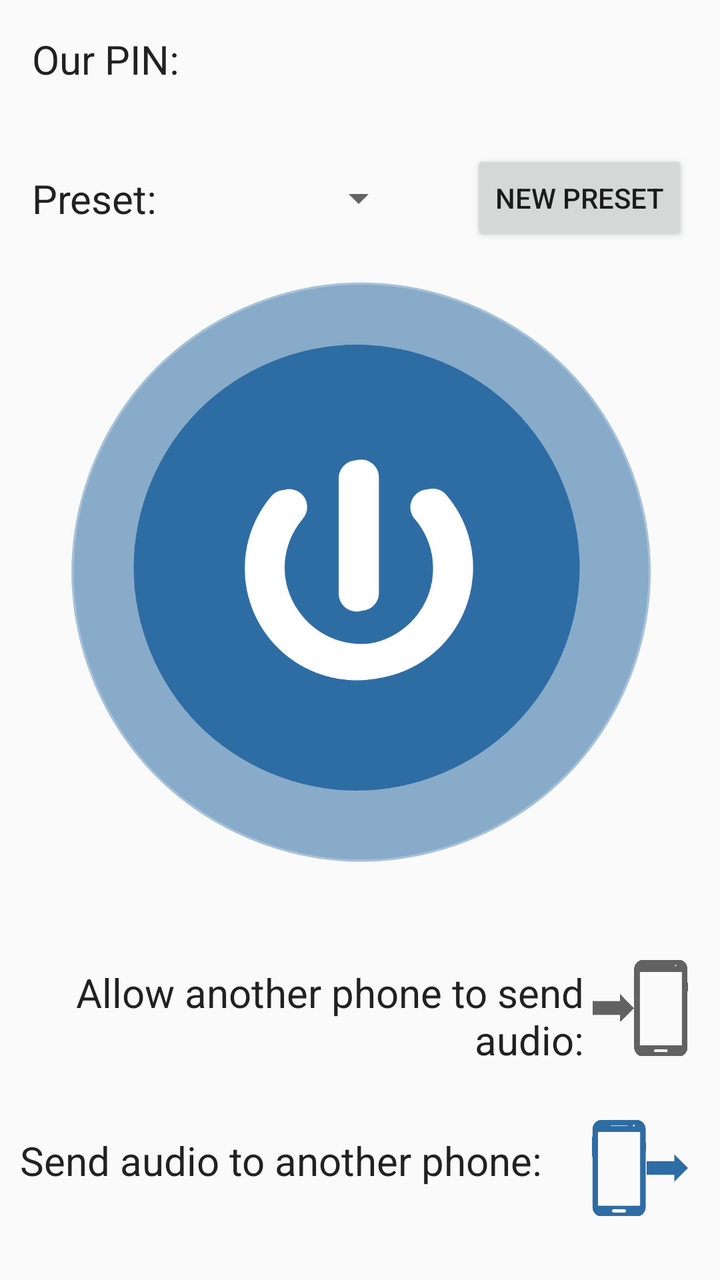
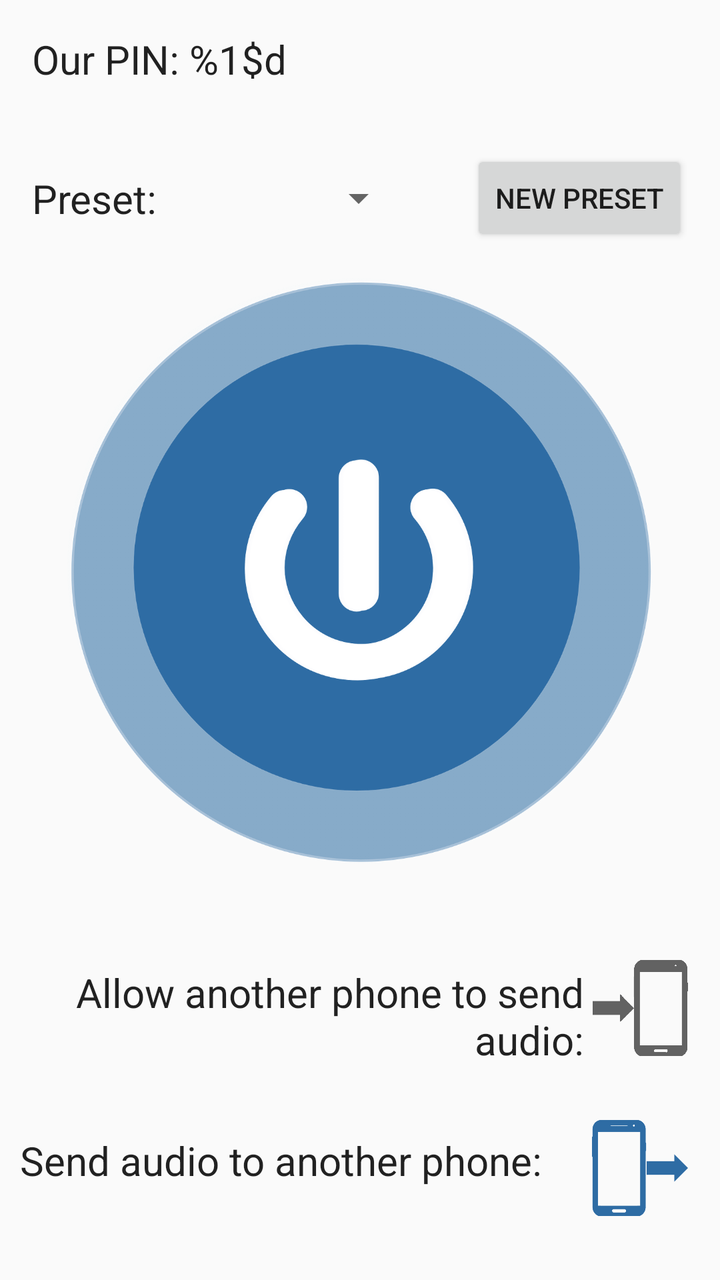

Two renders of the same Android screen: before a commit and after it. Below are the layout's source before the change and the commit's diff.
<!-- AndroidManifest.xml: activity theme AppTheme.NoActionBar -->
<!-- res/layout/activity_main.xml -->
<?xml version="1.0" encoding="utf-8"?>
<android.support.constraint.ConstraintLayout xmlns:android="http://schemas.android.com/apk/res/android"
    xmlns:app="http://schemas.android.com/apk/res-auto"
    xmlns:tools="http://schemas.android.com/tools"
    android:layout_width="match_parent"
    android:layout_height="match_parent"
    tools:context="peterson.ttu.edu.backupaids.activities.MainActivity">

    <TextView
        android:id="@+id/ourPinTextView"
        android:layout_width="wrap_content"
        android:layout_height="wrap_content"
        android:text="Our PIN: "
        android:textSize="20sp"
        android:textAppearance="@android:style/TextAppearance.DeviceDefault"
        android:layout_marginTop="16dp"
        android:layout_marginBottom="16dp"
        android:layout_marginStart="16dp"
        android:layout_marginEnd="16dp"
        app:layout_constraintTop_toTopOf="parent"
        app:layout_constraintBottom_toTopOf="@id/newPresetButton"
        app:layout_constraintLeft_toLeftOf="parent" />

    <TextView
        android:id="@+id/presetLabel"
        android:layout_width="wrap_content"
        android:layout_height="wrap_content"
        android:text="Preset:"
        android:textSize="20sp"
        android:textAppearance="@android:style/TextAppearance.DeviceDefault"
        android:layout_marginTop="16dp"
        android:layout_marginBottom="16dp"
        android:layout_marginStart="16dp"
        android:layout_marginEnd="16dp"
        app:layout_constraintTop_toTopOf="@id/newPresetButton"
        app:layout_constraintBottom_toBottomOf="@+id/newPresetButton"
        app:layout_constraintLeft_toLeftOf="parent"
        app:layout_constraintRight_toLeftOf="@id/presetSpinner"/>

    <Spinner
        android:id="@+id/presetSpinner"
        android:layout_width="0dp"
        android:layout_height="0dp"
        android:layout_marginTop="16dp"
        android:layout_marginBottom="16dp"
        android:layout_marginStart="16dp"
        android:layout_marginEnd="16dp"
        app:layout_constraintHorizontal_weight="1"
        app:layout_constraintTop_toTopOf="@id/newPresetButton"
        app:layout_constraintBottom_toBottomOf="@+id/newPresetButton"
        app:layout_constraintLeft_toRightOf="@id/presetLabel"
        app:layout_constraintRight_toLeftOf="@id/newPresetButton"/>

    <Button
        android:id="@+id/newPresetButton"
        android:layout_width="wrap_content"
        android:layout_height="wrap_content"
        android:onClick="newPreset"
        android:text="New Preset"
        android:layout_marginTop="16dp"
        android:layout_marginBottom="16dp"
        android:layout_marginStart="16dp"
        android:layout_marginEnd="16dp"
        app:layout_constraintTop_toBottomOf="@id/ourPinTextView"
        app:layout_constraintBottom_toTopOf="@id/playSound"
        app:layout_constraintLeft_toRightOf="@id/presetSpinner"
        app:layout_constraintRight_toRightOf="parent" />

    <ImageButton
        android:id="@+id/playSound"
        android:layout_width="0dp"
        android:layout_height="0dp"
        android:adjustViewBounds="false"
        android:background="@android:color/transparent"
        android:onClick="playLocalSound"
        android:scaleType="fitCenter"
        android:src="@drawable/power_button_blue2"
        android:layout_marginTop="16dp"
        android:layout_marginBottom="16dp"
        android:layout_marginStart="16dp"
        android:layout_marginEnd="16dp"
        app:layout_constraintHorizontal_bias="0.6"
        app:layout_constraintBottom_toTopOf="@id/makeDiscoverable"
        app:layout_constraintTop_toBottomOf="@id/presetSpinner"
        app:layout_constraintLeft_toLeftOf="parent"
        app:layout_constraintRight_toRightOf="parent"
        app:layout_constraintVertical_bias="0.6"
        android:contentDescription="Play/stop playing what the phone hears" />

    <TextView
        android:id="@+id/textForMakeDiscoverableButton"
        android:layout_width="0dp"
        android:layout_height="wrap_content"
        android:layout_marginTop="16dp"
        android:layout_marginBottom="8dp"
        android:text="Allow another phone to send audio:"
        android:textSize="20sp"
        android:textAlignment="viewEnd"
        android:textAppearance="@android:style/TextAppearance.DeviceDefault"
        app:layout_constraintTop_toTopOf="@id/makeDiscoverable"
        app:layout_constraintBottom_toBottomOf="@id/makeDiscoverable"
        app:layout_constraintHorizontal_bias="1.0"
        app:layout_constraintLeft_toLeftOf="parent"
        app:layout_constraintRight_toLeftOf="@id/makeDiscoverable" />

    <ImageButton
        android:id="@+id/makeDiscoverable"
        android:layout_width="48dp"
        android:layout_height="48dp"
        android:layout_marginTop="16dp"
        android:layout_marginBottom="8dp"
        android:layout_marginStart="4dp"
        android:layout_marginEnd="16dp"
        android:adjustViewBounds="false"
        android:scaleType="fitEnd"
        android:src="@drawable/phone_in_gray"
        android:background="@android:color/transparent"
        android:onClick="makeDiscoverable"
        app:layout_constraintTop_toBottomOf="@id/playSound"
        app:layout_constraintBottom_toTopOf="@id/sendToOtherPhoneButton"
        app:layout_constraintLeft_toRightOf="@id/textForMakeDiscoverableButton"
        app:layout_constraintRight_toRightOf="parent"
        android:contentDescription="Make this phone discoverable by other phones" />

    <TextView
        android:id="@+id/textForSendToOtherPhoneButton"
        android:layout_width="0dp"
        android:layout_height="wrap_content"
        android:layout_marginBottom="16dp"
        android:layout_marginTop="8dp"
        android:text="Send audio to another phone:"
        android:textSize="20sp"
        android:textAlignment="viewEnd"
        android:textAppearance="@android:style/TextAppearance.DeviceDefault"
        app:layout_constraintBottom_toBottomOf="@id/sendToOtherPhoneButton"
        app:layout_constraintHorizontal_bias="1.0"
        app:layout_constraintLeft_toLeftOf="parent"
        app:layout_constraintRight_toLeftOf="@id/sendToOtherPhoneButton"
        app:layout_constraintTop_toTopOf="@id/sendToOtherPhoneButton" />

    <ImageButton
        android:id="@+id/sendToOtherPhoneButton"
        android:layout_width="69dp"
        android:layout_height="48dp"
        android:adjustViewBounds="false"
        android:background="@android:color/transparent"
        android:onClick="sendToOtherPhone"
        android:scaleType="fitEnd"
        android:src="@drawable/phone_out_blue"
        android:layout_marginTop="8dp"
        android:layout_marginBottom="16dp"
        android:layout_marginStart="4dp"
        android:layout_marginEnd="16dp"
        app:layout_constraintLeft_toRightOf="@id/textForSendToOtherPhoneButton"
        app:layout_constraintTop_toBottomOf="@id/makeDiscoverable"
        app:layout_constraintBottom_toBottomOf="parent"
        app:layout_constraintRight_toRightOf="parent"
        android:contentDescription="Start sending audio to another phones" />

</android.support.constraint.ConstraintLayout>
<!-- resources referenced by this layout -->
<resources>
  <!-- drawable phone_in_gray: png bitmap (drawable, 2130 bytes) -->
  <!-- drawable phone_out_blue: png bitmap (drawable, 6127 bytes) -->
  <!-- drawable power_button_blue2: png bitmap (drawable, 214661 bytes) -->
  <style name="AppTheme.NoActionBar">
          <item name="windowActionBar">false</item>
          <item name="windowNoTitle">true</item>
      </style>
</resources>

<!-- the commit's change to res/layout/activity_main.xml (unified diff, before → after) -->
@@ -10,7 +10,7 @@
         android:id="@+id/ourPinTextView"
         android:layout_width="wrap_content"
         android:layout_height="wrap_content"
-        android:text="Our PIN: "
+        android:text="@string/our_pin"
         android:textSize="20sp"
         android:textAppearance="@android:style/TextAppearance.DeviceDefault"
         android:layout_marginTop="16dp"
@@ -25,7 +25,7 @@
         android:id="@+id/presetLabel"
         android:layout_width="wrap_content"
         android:layout_height="wrap_content"
-        android:text="Preset:"
+        android:text="@string/preset"
         android:textSize="20sp"
         android:textAppearance="@android:style/TextAppearance.DeviceDefault"
         android:layout_marginTop="16dp"
@@ -56,7 +56,7 @@
         android:layout_width="wrap_content"
         android:layout_height="wrap_content"
         android:onClick="newPreset"
-        android:text="New Preset"
+        android:text="@string/new_preset"
         android:layout_marginTop="16dp"
         android:layout_marginBottom="16dp"
         android:layout_marginStart="16dp"
@@ -85,7 +85,7 @@
         app:layout_constraintLeft_toLeftOf="parent"
         app:layout_constraintRight_toRightOf="parent"
         app:layout_constraintVertical_bias="0.6"
-        android:contentDescription="Play/stop playing what the phone hears" />
+        android:contentDescription="@string/play_stop_playing_what_the_phone_hears" />
 
     <TextView
         android:id="@+id/textForMakeDiscoverableButton"
@@ -93,7 +93,7 @@
         android:layout_height="wrap_content"
         android:layout_marginTop="16dp"
         android:layout_marginBottom="8dp"
-        android:text="Allow another phone to send audio:"
+        android:text="@string/allow_another_phone_to_send_audio"
         android:textSize="20sp"
         android:textAlignment="viewEnd"
         android:textAppearance="@android:style/TextAppearance.DeviceDefault"
@@ -120,7 +120,7 @@
         app:layout_constraintBottom_toTopOf="@id/sendToOtherPhoneButton"
         app:layout_constraintLeft_toRightOf="@id/textForMakeDiscoverableButton"
         app:layout_constraintRight_toRightOf="parent"
-        android:contentDescription="Make this phone discoverable by other phones" />
+        android:contentDescription="@string/make_this_phone_discoverable_by_other_phones" />
 
     <TextView
         android:id="@+id/textForSendToOtherPhoneButton"
@@ -128,7 +128,7 @@
         android:layout_height="wrap_content"
         android:layout_marginBottom="16dp"
         android:layout_marginTop="8dp"
-        android:text="Send audio to another phone:"
+        android:text="@string/send_audio_to_another_phone"
         android:textSize="20sp"
         android:textAlignment="viewEnd"
         android:textAppearance="@android:style/TextAppearance.DeviceDefault"
@@ -155,6 +155,6 @@
         app:layout_constraintTop_toBottomOf="@id/makeDiscoverable"
         app:layout_constraintBottom_toBottomOf="parent"
         app:layout_constraintRight_toRightOf="parent"
-        android:contentDescription="Start sending audio to another phones" />
+        android:contentDescription="@string/start_sending_audio_to_another_phones" />
 
 </android.support.constraint.ConstraintLayout>
<!-- resource entries referenced after the edit -->
@@ -3,6 +3,14 @@
   <!-- drawable phone_in_gray: png bitmap (drawable, 2130 bytes) -->
   <!-- drawable phone_out_blue: png bitmap (drawable, 6127 bytes) -->
   <!-- drawable power_button_blue2: png bitmap (drawable, 214661 bytes) -->
+  <string name="allow_another_phone_to_send_audio">Allow another phone to send audio:</string>
+  <string name="make_this_phone_discoverable_by_other_phones">Make this phone discoverable by other phones</string>
+  <string name="new_preset">New Preset</string>
+  <string name="our_pin">Our PIN: %1$d</string>
+  <string name="play_stop_playing_what_the_phone_hears">Play/stop playing what the phone hears</string>
+  <string name="preset">Preset:</string>
+  <string name="send_audio_to_another_phone">Send audio to another phone:</string>
+  <string name="start_sending_audio_to_another_phones">Start sending audio to another phones</string>
   <style name="AppTheme.NoActionBar">
           <item name="windowActionBar">false</item>
           <item name="windowNoTitle">true</item>
